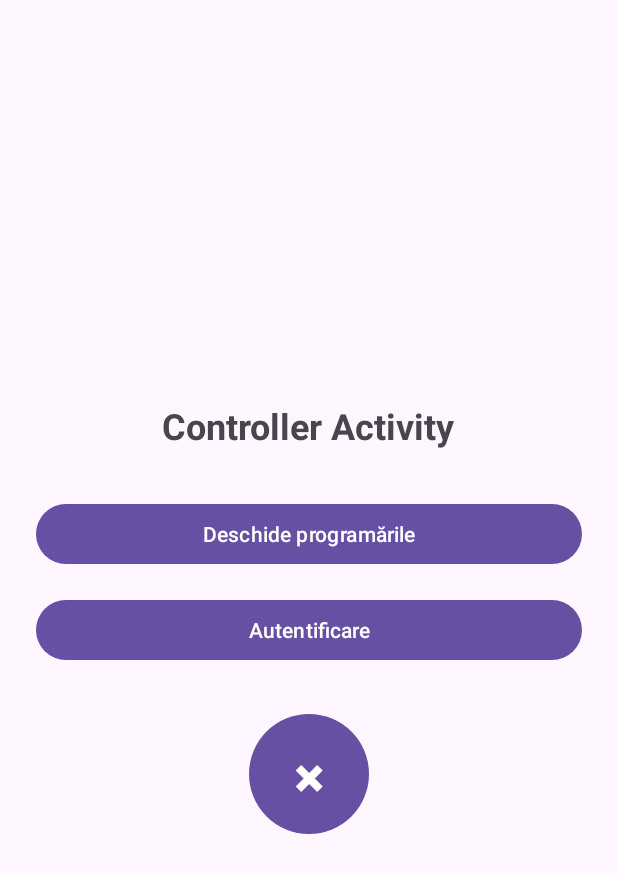
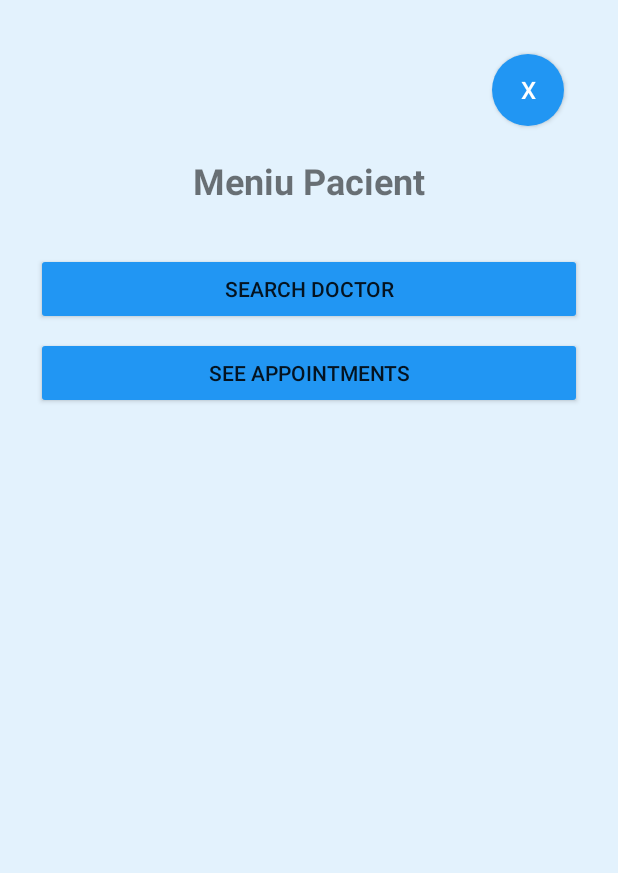
Before and after one commit to Apelia-Ion/Medical4You, an Android app: the ControllerActivity screen opened directly, with no data from a screen before it, on a phone screen of 412 x 824 dp. Shown: the top 873 px of the screen. Run offline under Robolectric (Android 15) with nearby library versions, the phone set to English and light mode, and no system bars.

Commit message:
working version

```diff
--- a/app/src/main/AndroidManifest.xml
+++ b/app/src/main/AndroidManifest.xml
@@ -32,7 +32,7 @@
         </activity>
 
         <!-- Navigație generală -->
-        <activity android:name=".ControllerActivity" android:exported="false" />
+        <activity android:name=".ui.ControllerActivity" android:exported="false" />
 
         <!-- Funcționalitate aplicație -->
         <activity android:name=".ui.appointments.AppointmentActivity" android:exported="false" />
--- a/app/src/main/java/com/example/medical4you/ControllerActivity.kt
+++ b/app/src/main/java/com/example/medical4you/ControllerActivity.kt
@@ -1,38 +1,54 @@
-package com.example.medical4you
+package com.example.medical4you.ui
 
 import android.content.Intent
 import android.os.Bundle
+import android.view.View
 import android.widget.Button
+import android.widget.TextView
 import androidx.appcompat.app.AppCompatActivity
-import com.example.medical4you.ui.appointments.AppointmentActivity
-import com.example.medical4you.ui.auth.LoginActivity
+import com.example.medical4you.MainActivity
+import com.example.medical4you.R
 
 class ControllerActivity : AppCompatActivity() {
-
     override fun onCreate(savedInstanceState: Bundle?) {
         super.onCreate(savedInstanceState)
         setContentView(R.layout.activity_controller)
 
-        val btnAppointments = findViewById<Button>(R.id.btn_open_appointments)
-        val btnLogin = findViewById<Button>(R.id.btn_open_login)
+        val prefs = getSharedPreferences("user_prefs", MODE_PRIVATE)
+        val userType = prefs.getString("user_type", "pacient") ?: "pacient"
 
-        btnAppointments.setOnClickListener {
-            val intent = Intent(this, AppointmentActivity::class.java)
-            intent.putExtra("userId", 3)
-            intent.putExtra("isDoctor", true)
-            startActivity(intent)
+        val title = findViewById<TextView>(R.id.controller_title)
+        val btnLogout = findViewById<Button>(R.id.btn_logout)
+
+        val btnDoctorProfile = findViewById<Button>(R.id.btn_doctor_profile)
+        val btnDoctorAppointments = findViewById<Button>(R.id.btn_doctor_appointments)
+        val btnSearchDoctor = findViewById<Button>(R.id.btn_search_doctor)
+        val btnViewAppointments = findViewById<Button>(R.id.btn_view_appointments)
+        val btnListPatients = findViewById<Button>(R.id.btn_list_patients)
+        val btnListDoctors = findViewById<Button>(R.id.btn_list_doctors)
+        val btnPendingDoctors = findViewById<Button>(R.id.btn_pending_doctors)
+
+        when (userType) {
+            "doctor" -> {
+                title.text = "Meniu Doctor"
+                btnDoctorProfile.visibility = View.VISIBLE
+                btnDoctorAppointments.visibility = View.VISIBLE
+            }
+            "pacient" -> {
+                title.text = "Meniu Pacient"
+                btnSearchDoctor.visibility = View.VISIBLE
+                btnViewAppointments.visibility = View.VISIBLE
+            }
+            "admin" -> {
+                title.text = "Meniu Administrator"
+                btnListPatients.visibility = View.VISIBLE
+                btnListDoctors.visibility = View.VISIBLE
+                btnPendingDoctors.visibility = View.VISIBLE
+            }
         }
 
-        btnLogin.setOnClickListener {
-            val intent = Intent(this, LoginActivity::class.java)
-            startActivity(intent)
-        }
-
-        val btnLogout = findViewById<Button>(R.id.btn_logout)
         btnLogout.setOnClickListener {
-            val prefs = getSharedPreferences("user_prefs", MODE_PRIVATE)
             prefs.edit().clear().apply()
-
             val intent = Intent(this, MainActivity::class.java)
             intent.flags = Intent.FLAG_ACTIVITY_NEW_TASK or Intent.FLAG_ACTIVITY_CLEAR_TASK
             startActivity(intent)
--- a/app/src/main/java/com/example/medical4you/data/MedicalAppDatabase.kt
+++ b/app/src/main/java/com/example/medical4you/data/MedicalAppDatabase.kt
@@ -1,24 +1,17 @@
 package com.example.medical4you.data
 
 import android.content.Context
-import androidx.room.Database
-import androidx.room.Room
-import androidx.room.RoomDatabase
-import com.example.medical4you.data.dao.AppointmentDao
-import com.example.medical4you.data.dao.DoctorDao
-import com.example.medical4you.data.dao.PatientDao
-import com.example.medical4you.data.dao.ReviewDao
-import com.example.medical4you.data.dao.UserDao
-import com.example.medical4you.data.model.Appointment
-import com.example.medical4you.data.model.Doctor
-import com.example.medical4you.data.model.Patient
-import com.example.medical4you.data.model.User
-import com.example.medical4you.data.model.Review
+import androidx.room.*
+import androidx.sqlite.db.SupportSQLiteDatabase
+import com.example.medical4you.data.dao.*
+import com.example.medical4you.data.model.*
+import androidx.room.migration.Migration
+
 
 
 @Database(
     entities = [User::class, Doctor::class, Patient::class, Appointment::class, Review::class],
-    version = 1,
+    version = 2,
     exportSchema = false
 )
 abstract class MedicalAppDatabase : RoomDatabase() {
@@ -33,13 +26,22 @@ abstract class MedicalAppDatabase : RoomDatabase() {
         @Volatile
         private var INSTANCE: MedicalAppDatabase? = null
 
+        // ✅ MIGRAREA de la versiunea 1 → 2 (adăugăm coloana "email")
+        private val MIGRATION_1_2 = object : Migration(1, 2) {
+            override fun migrate(database: SupportSQLiteDatabase) {
+                database.execSQL("ALTER TABLE users ADD COLUMN email TEXT")
+            }
+        }
+
         fun getDatabase(context: Context): MedicalAppDatabase {
             return INSTANCE ?: synchronized(this) {
                 val instance = Room.databaseBuilder(
                     context.applicationContext,
                     MedicalAppDatabase::class.java,
                     "medical_app_db"
-                ).build()
+                )
+                    .addMigrations(MIGRATION_1_2) // ✅ adaugă migrarea
+                    .build()
                 INSTANCE = instance
                 instance
             }
--- a/app/src/main/java/com/example/medical4you/ui/auth/LoginActivity.kt
+++ b/app/src/main/java/com/example/medical4you/ui/auth/LoginActivity.kt
@@ -8,7 +8,7 @@ import android.widget.EditText
 import android.widget.Toast
 import androidx.appcompat.app.AppCompatActivity
 import androidx.lifecycle.lifecycleScope
-import com.example.medical4you.ControllerActivity
+import com.example.medical4you.ui.ControllerActivity
 import com.example.medical4you.R
 import com.example.medical4you.data.MedicalAppDatabase
 import com.example.medical4you.data.dao.UserDao
@@ -44,7 +44,7 @@ class LoginActivity : AppCompatActivity(){
             val password = findViewById<EditText>(R.id.et_password).text.toString()
 
             if (username.isEmpty() || password.isEmpty()) {
-                Toast.makeText(this, "Completează toate câmpurile", Toast.LENGTH_SHORT).show()
+                Toast.makeText(this, "Please fill out all forms", Toast.LENGTH_SHORT).show()
                 return@setOnClickListener
             }
 
@@ -55,13 +55,13 @@ class LoginActivity : AppCompatActivity(){
                     goToHome()
                 } else {
                     runOnUiThread {
-                        Toast.makeText(this@LoginActivity, "Date incorecte", Toast.LENGTH_SHORT).show()
+                        Toast.makeText(this@LoginActivity, "Username and/or pasword are incorrect.", Toast.LENGTH_SHORT).show()
                     }
                 }
             }
         }
 
-        // Navigare către înregistrare (dacă ai un buton)
+        // Navigare către inregistrar
         findViewById<Button?>(R.id.btn_go_to_register)?.setOnClickListener {
             startActivity(Intent(this, RegisterActivity::class.java))
         }
--- a/app/src/main/res/drawable/button_logout_circle.xml
+++ b/app/src/main/res/drawable/button_logout_circle.xml
@@ -1,6 +1,6 @@
 <shape xmlns:android="http://schemas.android.com/apk/res/android"
     android:shape="oval">
-    <solid android:color="#2196F3" /> <!-- roșu logout -->
+    <solid android:color="@color/button_logout_colors" />
     <size
         android:width="50dp"
         android:height="50dp" />
--- a/app/src/main/res/layout/activity_controller.xml
+++ b/app/src/main/res/layout/activity_controller.xml
@@ -1,44 +1,106 @@
 <?xml version="1.0" encoding="utf-8"?>
-<LinearLayout xmlns:android="http://schemas.android.com/apk/res/android"
+<RelativeLayout xmlns:android="http://schemas.android.com/apk/res/android"
+    xmlns:tools="http://schemas.android.com/tools"
     android:id="@+id/main_controller"
     android:layout_width="match_parent"
     android:layout_height="match_parent"
     android:padding="24dp"
-    android:orientation="vertical"
-    android:gravity="center">
+    android:background="#E3F2FD"
+    tools:context=".ui.ControllerActivity">
 
+    <!-- Logout button top-right -->
+    <Button
+        android:id="@+id/btn_logout"
+        android:layout_width="48dp"
+        android:layout_height="48dp"
+        android:background="@drawable/button_logout_circle"
+        android:backgroundTint="@color/blue"
+        android:text="@string/logout_icon"
+        android:textColor="#FFFFFF"
+        android:textSize="16sp"
+        android:layout_alignParentTop="true"
+        android:layout_alignParentEnd="true"
+        android:layout_margin="12dp" />
+
+    <!-- Page title -->
     <TextView
         android:id="@+id/controller_title"
         android:layout_width="wrap_content"
         android:layout_height="wrap_content"
-        android:text="Controller Activity"
+        android:text="@string/welcome_text"
         android:textSize="24sp"
         android:textStyle="bold"
-        android:layout_marginBottom="32dp" />
+        android:layout_centerHorizontal="true"
+        android:layout_marginTop="80dp" />
+
+    <!-- Dynamic menu buttons -->
+    <LinearLayout
+        android:id="@+id/menu_container"
+        android:layout_width="match_parent"
+        android:layout_height="wrap_content"
+        android:orientation="vertical"
+        android:layout_below="@id/controller_title"
+        android:layout_marginTop="32dp"
+        android:gravity="center_horizontal">
 
         <Button
-        android:id="@+id/btn_open_appointments"
+            android:id="@+id/btn_doctor_profile"
             android:layout_width="match_parent"
             android:layout_height="wrap_content"
-        android:text="Deschide programările" />
+            android:backgroundTint="@color/blue"
+            android:text="@string/doctor_profile"
+            android:visibility="gone" />
 
         <Button
-        android:id="@+id/btn_open_login"
+            android:id="@+id/btn_doctor_appointments"
             android:layout_width="match_parent"
             android:layout_height="wrap_content"
-        android:text="Autentificare"
-        android:layout_marginTop="16dp" />
+            android:backgroundTint="@color/blue"
+            android:text="@string/doctor_appointments"
+            android:visibility="gone"
+            android:layout_marginTop="8dp" />
 
         <Button
-        android:id="@+id/btn_logout"
-        android:layout_width="80dp"
-        android:layout_height="80dp"
-        android:background="@drawable/button_logout_circle"
-        android:backgroundTint="@color/button_logout_colors"
-        android:text="@string/logout"
-        android:textColor="#FFFFFF"
-        android:textSize="24sp"
-        android:layout_gravity="center_horizontal"
-        android:layout_marginTop="32dp" />
+            android:id="@+id/btn_search_doctor"
+            android:layout_width="match_parent"
+            android:layout_height="wrap_content"
+            android:backgroundTint="@color/blue"
+            android:text="@string/search_doctor"
+            android:visibility="gone" />
 
+        <Button
+            android:id="@+id/btn_view_appointments"
+            android:layout_width="match_parent"
+            android:layout_height="wrap_content"
+            android:backgroundTint="@color/blue"
+            android:text="@string/view_appointments"
+            android:visibility="gone"
+            android:layout_marginTop="8dp" />
+
+        <Button
+            android:id="@+id/btn_list_patients"
+            android:layout_width="match_parent"
+            android:layout_height="wrap_content"
+            android:backgroundTint="@color/blue"
+            android:text="@string/list_patients"
+            android:visibility="gone" />
+
+        <Button
+            android:id="@+id/btn_list_doctors"
+            android:layout_width="match_parent"
+            android:layout_height="wrap_content"
+            android:backgroundTint="@color/blue"
+            android:text="@string/list_doctors"
+            android:visibility="gone"
+            android:layout_marginTop="8dp" />
+
+        <Button
+            android:id="@+id/btn_pending_doctors"
+            android:layout_width="match_parent"
+            android:layout_height="wrap_content"
+            android:backgroundTint="@color/blue"
+            android:text="@string/pending_doctors"
+            android:visibility="gone"
+            android:layout_marginTop="8dp" />
     </LinearLayout>
+</RelativeLayout>
--- a/app/src/main/res/layout/activity_register.xml
+++ b/app/src/main/res/layout/activity_register.xml
@@ -27,7 +27,7 @@
             android:layout_width="match_parent"
             android:layout_height="wrap_content"
             android:layout_marginTop="16dp"
-            android:hint="@string/register"
+            android:hint="@string/email"
             android:inputType="textEmailAddress" />
 
 
@@ -48,15 +48,15 @@
 
         <CheckBox
             android:id="@+id/cb_doctor"
-            android:layout_width="wrap_content"
-            android:layout_height="wrap_content"
+            android:layout_width="327dp"
+            android:layout_height="58dp"
             android:layout_marginTop="24dp"
             android:text="@string/doctorAcc" />
 
         <CheckBox
             android:id="@+id/cb_patient"
-            android:layout_width="wrap_content"
-            android:layout_height="wrap_content"
+            android:layout_width="328dp"
+            android:layout_height="54dp"
             android:layout_marginTop="4dp"
             android:text="@string/pacientAcc" />
 
--- a/app/src/main/res/values-night/themes.xml
+++ b/app/src/main/res/values-night/themes.xml
@@ -1,6 +1,6 @@
 <resources xmlns:tools="http://schemas.android.com/tools">
     <!-- Base application theme. -->
-    <style name="Base.Theme.Medical4You" parent="Theme.Material3.DayNight.NoActionBar">
+    <style name="Base.Theme.Medical4You" parent="Theme.AppCompat.Light.NoActionBar">
         <!-- Customize your dark theme here. -->
         <!-- <item name="colorPrimary">@color/my_dark_primary</item> -->
     </style>
--- a/app/src/main/res/values/strings.xml
+++ b/app/src/main/res/values/strings.xml
@@ -22,7 +22,15 @@
     <string name="pacientAcc">I am a patient.</string>
 
     <!-- Pentru ControllerActivity -->
-    <string name="logout">✖</string>
+    <string name="logout_icon">X</string>
+    <string name="welcome_text">Welcome</string>
+    <string name="doctor_profile">Personal Profile</string>
+    <string name="doctor_appointments">My appointments</string>
+    <string name="search_doctor">Search Doctor</string>
+    <string name="view_appointments">See appointments</string>
+    <string name="list_patients">Patients</string>
+    <string name="list_doctors">Doctors</string>
+    <string name="pending_doctors">Pending</string>
 
 
 
--- a/app/src/main/res/values/themes.xml
+++ b/app/src/main/res/values/themes.xml
@@ -1,6 +1,6 @@
 <resources xmlns:tools="http://schemas.android.com/tools">
     <!-- Base application theme. -->
-    <style name="Base.Theme.Medical4You" parent="Theme.Material3.DayNight.NoActionBar">
+    <style name="Base.Theme.Medical4You" parent="Theme.AppCompat.Light.NoActionBar">
         <!-- Customize your light theme here. -->
         <!-- <item name="colorPrimary">@color/my_light_primary</item> -->
     </style>
```
Lines whose indentation alone changed are shown as unchanged.
